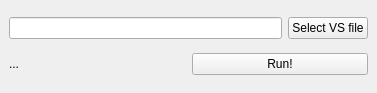
Before: the Qt Designer form avidemux_plugins/ADM_demuxers/VapourSynth/qt4/vs.ui in mean00/avidemux2, drawn with Qt 5.
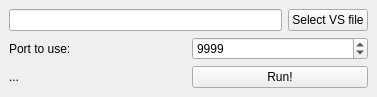
After: the same form once the commit is applied.

Commit message: Appended the vapoursynth port selection within the gui

What changed in the file:
```diff
--- a/avidemux_plugins/ADM_demuxers/VapourSynth/qt4/vs.ui
+++ b/avidemux_plugins/ADM_demuxers/VapourSynth/qt4/vs.ui
@@ -29,6 +29,30 @@
       </item>
      </layout>
     </item>
+    <item>
+     <layout class="QHBoxLayout" name="horizontalLayout_3">
+      <item>
+       <widget class="QLabel" name="labelPort">
+        <property name="text">
+         <string>Port to use: </string>
+        </property>
+       </widget>
+      </item>
+      <item>
+       <widget class="QSpinBox" name="spinboxPort">
+        <property name="minimum">
+         <number>1024</number>
+        </property>
+        <property name="maximum">
+         <number>65535</number>
+        </property>
+        <property name="value">
+         <number>9999</number>
+        </property>
+       </widget>
+      </item>
+     </layout>
+    </item>
     <item>
      <layout class="QHBoxLayout" name="horizontalLayout_2">
       <item>
```
The commit also changes 1 other file.
